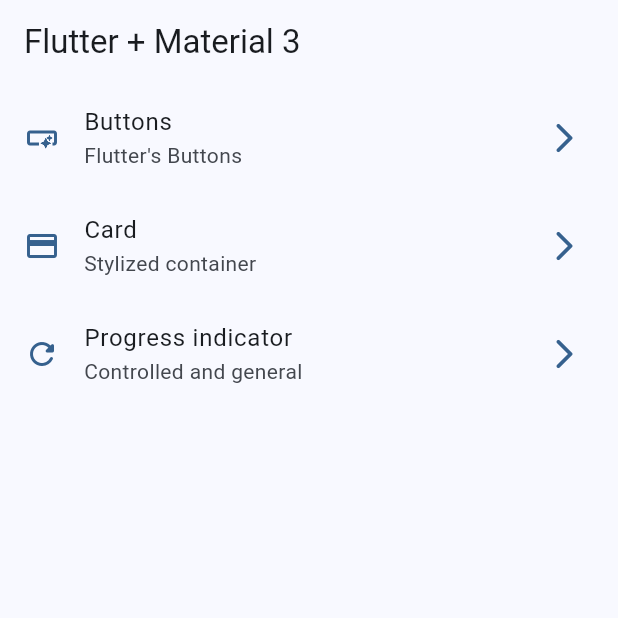
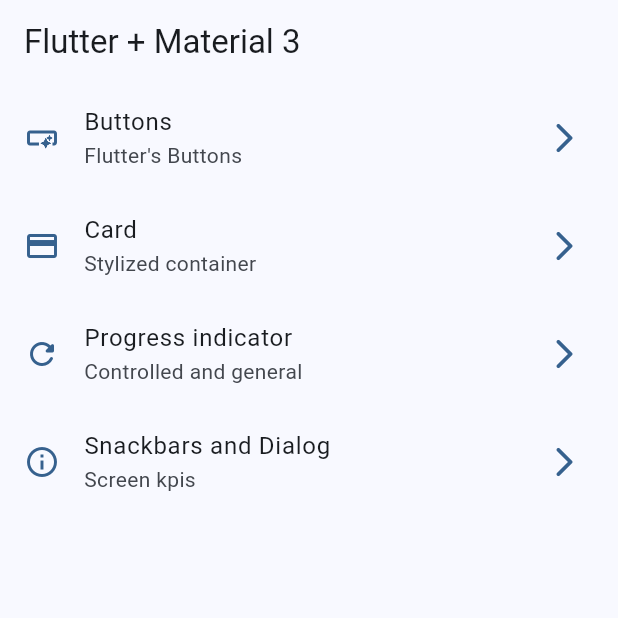
Before and after one commit to CRaez-Dev/flutter-starter, a Flutter app: the screen it shows after launch, on a phone screen of 412 x 824 dp, the top half of it. Run offline on Flutter 3.47's test engine with Material 3 defaults, Android fonts, the phone set to English and light mode, and no system bars; our stand-ins replace animate_do, dio, go_router, video_player.

Commit message:
[Widgets app - Snackbar - Dialog]
- Adding Snackbar
- Adding Dialog
- Adding new item to router

```diff
--- a/widgets_app/lib/config/menu/menu_items.dart
+++ b/widgets_app/lib/config/menu/menu_items.dart
@@ -41,5 +41,12 @@ const appMenuItems = <MenuItem>[
       subTitle: 'Controlled and general',
       link: '/progress_indicator',
       icon: Icons.refresh_rounded,
-      widget: ProgressScreen())
+      widget: ProgressScreen()),
+      MenuItem(
+      name: SnackbarScreen.name,
+      title: 'Snackbars and Dialog',
+      subTitle: 'Screen kpis',
+      link: '/snackbars',
+      icon: Icons.info_outline,
+      widget: SnackbarScreen())
 ];
--- a/widgets_app/lib/main.dart
+++ b/widgets_app/lib/main.dart
@@ -12,6 +12,7 @@ class MainApp extends StatelessWidget {
   @override
   Widget build(BuildContext context) {
     return MaterialApp.router(
+      title: "Flutter Widgets",
       debugShowCheckedModeBanner: false,
       theme: AppTheme(selectedColor: 0).getTheme(),
       routerConfig: AppRouter.router,
--- a/widgets_app/lib/ui/screens/progress/progress_screen.dart
+++ b/widgets_app/lib/ui/screens/progress/progress_screen.dart
@@ -46,7 +46,7 @@ class _ControlledCircularProgressIndicator extends StatelessWidget {
   @override
   Widget build(BuildContext context) {
     return StreamBuilder(
-        stream: Stream.periodic(Duration(milliseconds: 300), (value) {
+        stream: Stream.periodic(const Duration(milliseconds: 300), (value) {
           return (value * 2) / 100;
         }).takeWhile((value) => value < 100),
         builder: (context, snapshot) {
```
Also changed, not shown: widgets_app/lib/ui/router/app_router.dart (+0 -12 lines), widgets_app/lib/ui/screens/snackbar/snackbar_screen.dart (+60 -1 lines).
